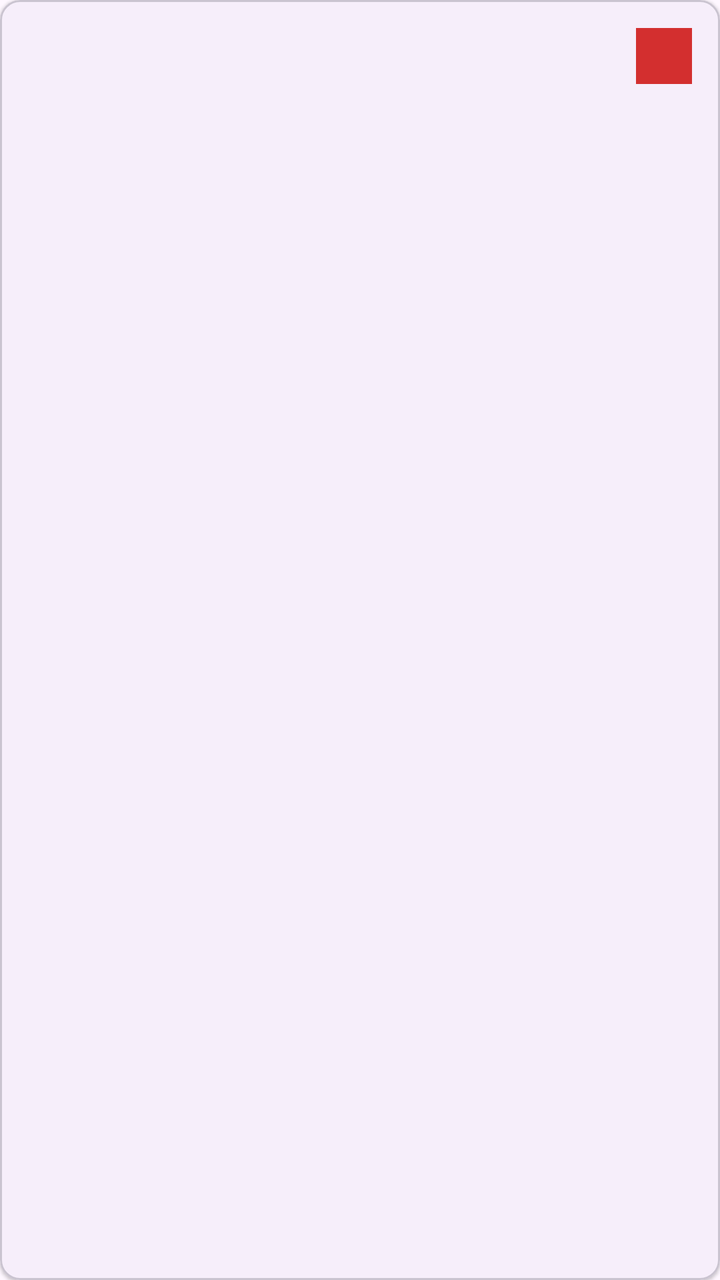
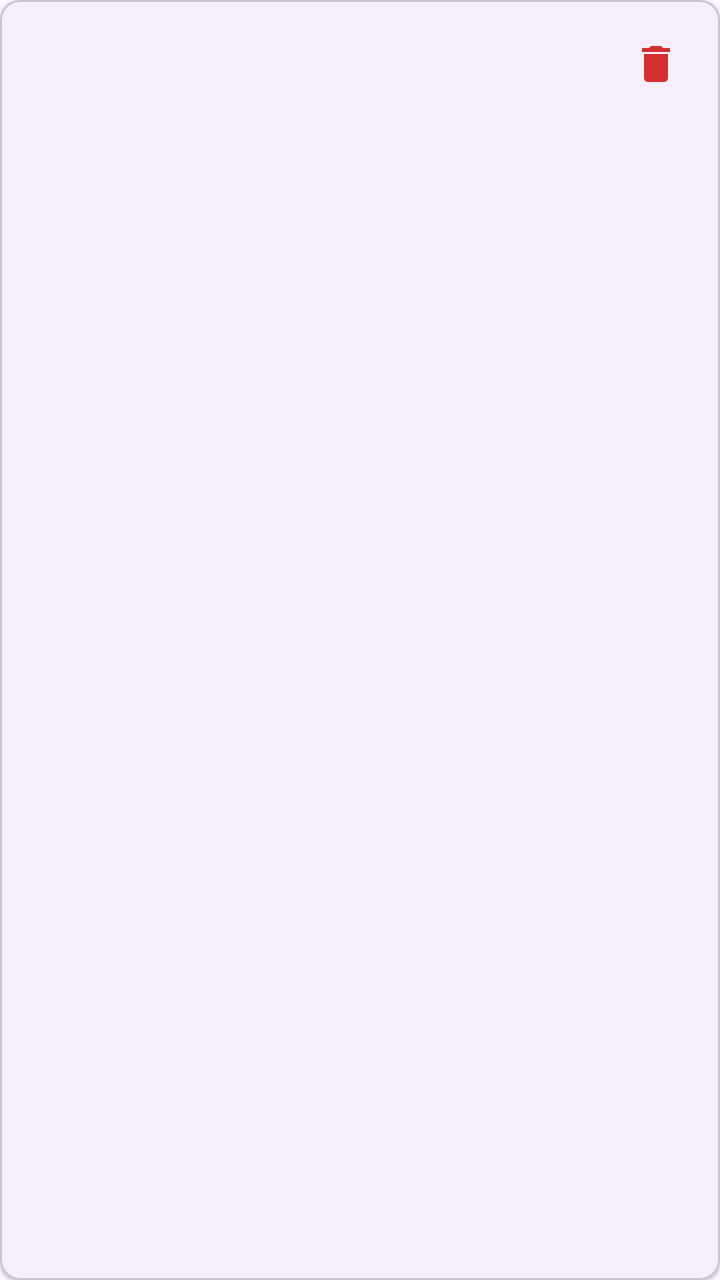

Two renders of the same Android screen: before a commit and after it. Below are the layout's source before the change and the commit's diff.
<!-- AndroidManifest.xml: application theme Theme.Act1PGL -->
<!-- res/layout/item_category.xml -->
<?xml version="1.0" encoding="utf-8"?>
<com.google.android.material.card.MaterialCardView xmlns:android="http://schemas.android.com/apk/res/android"
    xmlns:app="http://schemas.android.com/apk/res-auto"
    android:layout_width="match_parent"
    android:layout_height="wrap_content"
    android:layout_marginBottom="8dp"
    app:cardCornerRadius="10dp"
    app:cardElevation="1dp">

    <LinearLayout
        android:layout_width="match_parent"
        android:layout_height="wrap_content"
        android:gravity="center_vertical"
        android:orientation="horizontal"
        android:padding="14dp">

        <TextView
            android:id="@+id/tv_category_name"
            android:layout_width="0dp"
            android:layout_height="wrap_content"
            android:layout_weight="1"
            android:textColor="#1A1A1A"
            android:textSize="16sp"
            android:textStyle="bold" />

        <ImageButton
            android:id="@+id/btn_delete_category"
            android:layout_width="28dp"
            android:layout_height="28dp"
            android:background="?attr/selectableItemBackgroundBorderless"
            android:contentDescription="Borrar categoría"
            android:src="@drawable/ic_menu"
            android:tint="#D32F2F" />
    </LinearLayout>
</com.google.android.material.card.MaterialCardView>
<!-- resources referenced by this layout -->
<resources>
  <!-- drawable ic_menu (drawable) -->
  <vector xmlns:android="http://schemas.android.com/apk/res/android"
      android:width="512dp"
      android:height="512dp"
      android:viewportWidth="512"
      android:viewportHeight="512">
    <path
        android:pathData="M36.6,65.6c-25.5,6.2 -41.5,32.2 -35.1,56.9 2.4,8.9 7.2,17 13.7,23.1 6.4,5.8 10.1,8 18.8,11 5.3,1.8 12.4,1.9 222.5,1.9l217,-0 5.9,-2.3c8.8,-3.3 13.5,-6.4 19.3,-12.4 5.8,-6.2 9.6,-13.2 11.8,-21.5 6.5,-24.8 -9.8,-50.7 -35.6,-56.8 -9.4,-2.2 -429.1,-2.1 -438.3,0.1z"
        android:fillColor="#000000"
        android:strokeColor="#00000000"/>
    <path
        android:pathData="M35.3,210.5c-12.2,3.3 -23.8,12.3 -29.5,23.1 -14.5,27.1 0,60.1 29.9,67.9 5,1.3 33.3,1.5 220.3,1.5 235,-0 219.9,0.4 231.4,-5.8 7.4,-3.9 15.7,-12.6 19.5,-20.3 13.2,-26.9 -1.5,-58.8 -30.6,-66.4 -8.4,-2.2 -432.9,-2.1 -441,-0z"
        android:fillColor="#000000"
        android:strokeColor="#00000000"/>
    <path
        android:pathData="M40.4,354.1c-18.1,2.3 -34,16.9 -38.9,35.4 -6.5,25.2 10.2,51.5 36.2,57 10.2,2.2 426.4,2.2 436.6,-0 26,-5.5 42.7,-31.8 36.2,-57 -5,-19 -20.7,-33 -39.8,-35.5 -8.8,-1.1 -421.5,-1.1 -430.3,0.1z"
        android:fillColor="#000000"
        android:strokeColor="#00000000"/>
  </vector>
  <style name="Theme.Act1PGL" parent="Base.Theme.Act1PGL" />
  <style name="Base.Theme.Act1PGL" parent="Theme.Material3.DayNight.NoActionBar">
          
          
      </style>
</resources>

<!-- the commit's change to res/layout/item_category.xml (unified diff, before → after) -->
@@ -25,11 +25,13 @@
 
         <ImageButton
             android:id="@+id/btn_delete_category"
-            android:layout_width="28dp"
-            android:layout_height="28dp"
+            android:layout_width="36dp"
+            android:layout_height="36dp"
             android:background="?attr/selectableItemBackgroundBorderless"
             android:contentDescription="Borrar categoría"
-            android:src="@drawable/ic_menu"
-            android:tint="#D32F2F" />
+            android:padding="6dp"
+            android:scaleType="fitCenter"
+            android:src="@drawable/ic_delete"
+            app:tint="#D32F2F" />
     </LinearLayout>
 </com.google.android.material.card.MaterialCardView>
<!-- resource entries referenced after the edit -->
@@ -1,23 +1,14 @@
 <!-- resources referenced by this layout -->
 <resources>
-  <!-- drawable ic_menu (drawable) -->
+  <!-- drawable ic_delete (drawable) -->
   <vector xmlns:android="http://schemas.android.com/apk/res/android"
-      android:width="512dp"
-      android:height="512dp"
-      android:viewportWidth="512"
-      android:viewportHeight="512">
-    <path
-        android:pathData="M36.6,65.6c-25.5,6.2 -41.5,32.2 -35.1,56.9 2.4,8.9 7.2,17 13.7,23.1 6.4,5.8 10.1,8 18.8,11 5.3,1.8 12.4,1.9 222.5,1.9l217,-0 5.9,-2.3c8.8,-3.3 13.5,-6.4 19.3,-12.4 5.8,-6.2 9.6,-13.2 11.8,-21.5 6.5,-24.8 -9.8,-50.7 -35.6,-56.8 -9.4,-2.2 -429.1,-2.1 -438.3,0.1z"
-        android:fillColor="#000000"
-        android:strokeColor="#00000000"/>
-    <path
-        android:pathData="M35.3,210.5c-12.2,3.3 -23.8,12.3 -29.5,23.1 -14.5,27.1 0,60.1 29.9,67.9 5,1.3 33.3,1.5 220.3,1.5 235,-0 219.9,0.4 231.4,-5.8 7.4,-3.9 15.7,-12.6 19.5,-20.3 13.2,-26.9 -1.5,-58.8 -30.6,-66.4 -8.4,-2.2 -432.9,-2.1 -441,-0z"
-        android:fillColor="#000000"
-        android:strokeColor="#00000000"/>
-    <path
-        android:pathData="M40.4,354.1c-18.1,2.3 -34,16.9 -38.9,35.4 -6.5,25.2 10.2,51.5 36.2,57 10.2,2.2 426.4,2.2 436.6,-0 26,-5.5 42.7,-31.8 36.2,-57 -5,-19 -20.7,-33 -39.8,-35.5 -8.8,-1.1 -421.5,-1.1 -430.3,0.1z"
-        android:fillColor="#000000"
-        android:strokeColor="#00000000"/>
+      android:width="24dp"
+      android:height="24dp"
+      android:viewportWidth="24"
+      android:viewportHeight="24">
+      <path
+          android:fillColor="#FF000000"
+          android:pathData="M6,19c0,1.1 0.9,2 2,2h8c1.1,0 2,-0.9 2,-2V7H6v12zM19,4h-3.5l-1,-1h-5l-1,1H5v2h14V4z"/>
   </vector>
   <style name="Theme.Act1PGL" parent="Base.Theme.Act1PGL" />
   <style name="Base.Theme.Act1PGL" parent="Theme.Material3.DayNight.NoActionBar">
